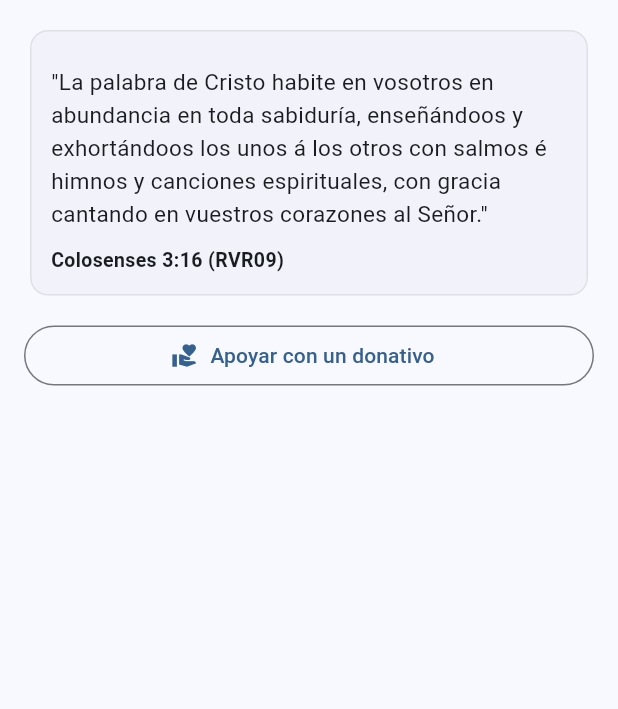
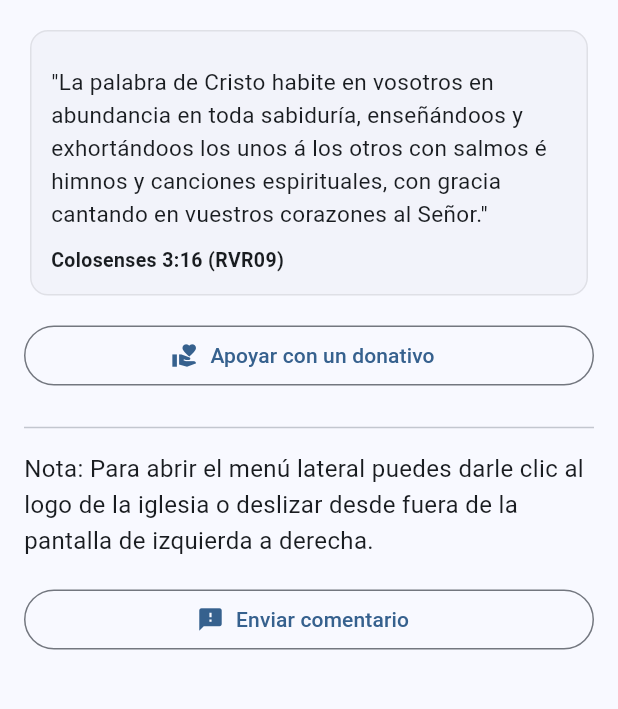
Before and after one commit to LUICIT/himnario_iescc, a Flutter app: the screen it shows after launch, on a phone screen of 412 x 824 dp, the part 363-1072 px from its top. Run offline on Flutter 3.47's test engine with Material 3 defaults, Android fonts, the phone set to English and light mode, and no system bars; our stand-ins replace just_audio, just_audio_background, wakelock_plus; missing offline and left inert: audio_session.

Commit message:
Se agrega nota y buzón de sugerencias y comentarios

```diff
--- a/lib/app/about_screen.dart
+++ b/lib/app/about_screen.dart
@@ -113,7 +113,7 @@ class AboutScreen extends StatelessWidget {
               ],
             ),
             const SizedBox(height: 24),
-            /*const Divider(),
+            const Divider(),
             const SizedBox(height: 12),
             const Text(
               'Comentarios y sugerencias',
@@ -128,12 +128,12 @@ class AboutScreen extends StatelessWidget {
             SizedBox(
               width: double.infinity,
               child: OutlinedButton.icon(
-                onPressed: () => _openUrl('https://luicit.github.io/CV-Luis-R-Aguilar/'),
+                onPressed: () => _openUrl('https://forms.office.com/r/aNcUz4ijKS'),
                 icon: const Icon(Icons.feedback),
                 label: const Text('Enviar comentario'),
               ),
             ),
-            const SizedBox(height: 24),*/
+            const SizedBox(height: 24),
           ],
         ),
       ),
--- a/lib/app/home_screen.dart
+++ b/lib/app/home_screen.dart
@@ -1,10 +1,22 @@
+import 'package:flutter/foundation.dart';
 import 'package:flutter/material.dart';
+import 'package:url_launcher/url_launcher.dart';
 import '../routes/routes.dart';
 import '../widgets/app_drawer.dart';
 import '../main.dart'; // para AppRoutes
 
 class HomeScreen extends StatelessWidget {
   const HomeScreen({super.key});
+
+  Future<void> _openUrl(String url) async {
+    final uri = Uri.parse(url);
+
+    if (kIsWeb) {
+      await launchUrl(uri, webOnlyWindowName: '_blank');
+    } else {
+      await launchUrl(uri, mode: LaunchMode.externalApplication);
+    }
+  }
 
   @override
   Widget build(BuildContext context) {
@@ -49,7 +61,6 @@ class HomeScreen extends StatelessWidget {
               style: TextStyle(fontSize: 16, height: 1.5),
             ),
             const SizedBox(height: 16),
-
             // Versículo de edificación (RVR1960)
             Card(
               elevation: 0,
@@ -86,6 +97,23 @@ class HomeScreen extends StatelessWidget {
               icon: const Icon(Icons.volunteer_activism),
               label: const Text('Apoyar con un donativo'),
             ),
+            const SizedBox(height: 16),
+            const Divider(),
+            const SizedBox(height: 8),
+            const Text(
+              'Nota: Para abrir el menú lateral puedes darle clic al logo de la iglesia '
+              'o deslizar desde fuera de la pantalla de izquierda a derecha.',
+              style: TextStyle(fontSize: 16, height: 1.5),
+            ),
+            const SizedBox(height: 16),
+            SizedBox(
+              width: double.infinity,
+              child: OutlinedButton.icon(
+                onPressed: () => _openUrl('https://forms.office.com/r/aNcUz4ijKS'),
+                icon: const Icon(Icons.feedback),
+                label: const Text('Enviar comentario'),
+              ),
+            ),
           ],
         ),
       ),
```
Also changed, not shown: 1 other file.
